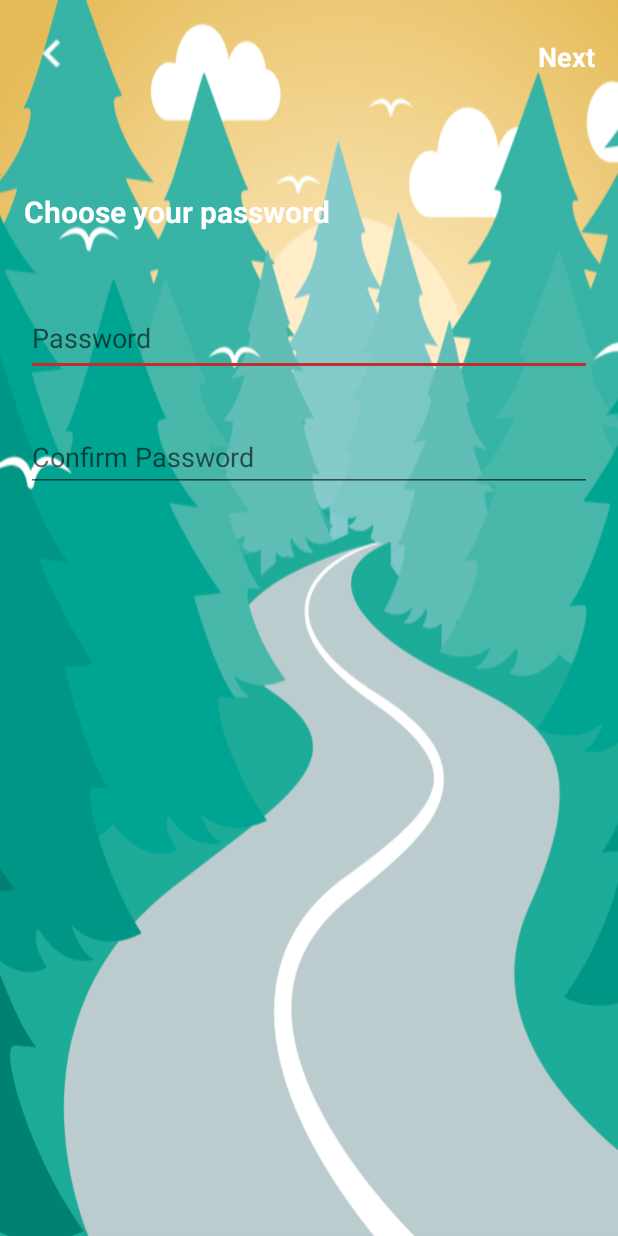
After one commit to doomcatLee/Flatart-Weather, an Android app: the layout fragment_zipcode.xml on its own in the app's theme, with its tools: preview values and no code run, on a phone screen of 412 x 824 dp. The commit adds this screen. Run offline under Robolectric (Android 15) with nearby library versions, the phone set to English and light mode, and no system bars.

```diff
--- a/app/src/main/java/com/example/guest/weatherandroid/fragment/EmailFragment.java
+++ b/app/src/main/java/com/example/guest/weatherandroid/fragment/EmailFragment.java
@@ -33,7 +33,7 @@ public class EmailFragment extends Fragment implements View.OnClickListener{
 
     private TextView mNextButton1;
     private ImageView mBackButton;
-    private EditText mEmailEditText;
+    private EditText mEmail;
 
     private static final String TAG = EmailFragment.class.getSimpleName();
 
@@ -52,14 +52,14 @@ public class EmailFragment extends Fragment implements View.OnClickListener{
         View view = inflater.inflate(R.layout.fragment_email, container, false);
         mNextButton1 = (TextView) view.findViewById(R.id.btnNext2);
         mBackButton = (ImageView) view.findViewById(R.id.btnBack);
-        mEmailEditText = ((EditText) view.findViewById(R.id.etEmail));
+        mEmail = ((EditText) view.findViewById(R.id.etEmail));
 
 
         mNextButton1.setOnClickListener(new View.OnClickListener() {
             @Override
             public void onClick(View v) {
                 if (v == mNextButton1) {
-                    addToSharedPreferences(mEmailEditText.getText().toString());
+                    addToSharedPreferences(mEmail.getText().toString());
                     Intent intent = new Intent(getActivity(), RegisterActivity.class);
                     intent.putExtra("showPasswordFragment", "1");
                     startActivity(intent);
--- /dev/null
+++ b/app/src/main/res/layout/fragment_zipcode.xml
@@ -0,0 +1,94 @@
+<?xml version="1.0" encoding="utf-8"?>
+<android.support.constraint.ConstraintLayout xmlns:android="http://schemas.android.com/apk/res/android"
+    xmlns:app="http://schemas.android.com/apk/res-auto"
+    xmlns:tools="http://schemas.android.com/tools"
+    android:layout_width="match_parent"
+    android:layout_height="match_parent"
+    android:background="@drawable/bg3"
+    tools:context="com.example.guest.weatherandroid.Activities.RegisterActivity"
+    tools:layout_editor_absoluteX="0dp"
+    tools:layout_editor_absoluteY="81dp">
+
+    <TextView
+        android:id="@+id/btnNext2"
+        android:layout_width="wrap_content"
+        android:layout_height="wrap_content"
+        android:text="Next"
+        android:textColor="@color/white"
+        android:textSize="18sp"
+        android:textStyle="bold"
+        android:layout_marginEnd="15dp"
+        tools:layout_constraintTop_creator="1"
+        tools:layout_constraintRight_creator="1"
+        app:layout_constraintRight_toRightOf="parent"
+        android:layout_marginTop="25dp"
+        app:layout_constraintTop_toTopOf="parent"
+        android:layout_marginRight="15dp" />
+
+    <TextView
+        android:id="@+id/textView5"
+        android:layout_width="wrap_content"
+        android:layout_height="wrap_content"
+        android:text="Choose your password"
+        android:textColor="@android:color/background_light"
+        android:textSize="20sp"
+        android:textStyle="bold"
+        android:layout_marginStart="16dp"
+        tools:layout_constraintTop_creator="1"
+        android:layout_marginTop="127dp"
+        tools:layout_constraintLeft_creator="1"
+        app:layout_constraintLeft_toLeftOf="parent"
+        app:layout_constraintTop_toTopOf="parent"
+        android:layout_marginLeft="16dp" />
+
+    <ImageView
+        android:id="@+id/btnBack"
+        android:layout_width="37dp"
+        android:layout_height="39dp"
+        android:layout_marginStart="16dp"
+        app:srcCompat="@drawable/ic_chevron_left_white_24dp"
+        tools:layout_constraintTop_creator="1"
+        android:layout_marginTop="16dp"
+        tools:layout_constraintLeft_creator="1"
+        app:layout_constraintLeft_toLeftOf="parent"
+        app:layout_constraintTop_toTopOf="parent"
+        android:layout_marginLeft="16dp" />
+
+    <EditText
+        android:id="@+id/etPassword"
+        android:layout_width="0dp"
+        android:layout_height="50dp"
+        android:layout_marginEnd="17dp"
+        android:layout_marginLeft="17dp"
+        android:layout_marginRight="17dp"
+        android:layout_marginStart="17dp"
+        android:layout_marginTop="46dp"
+        android:ems="10"
+        android:hint="Password"
+        android:inputType="textPassword"
+        android:textColor="@color/white"
+        app:layout_constraintLeft_toLeftOf="parent"
+        app:layout_constraintRight_toRightOf="parent"
+        app:layout_constraintTop_toBottomOf="@+id/textView5"
+        tools:layout_constraintLeft_creator="1"
+        tools:layout_constraintRight_creator="1"
+        tools:layout_constraintTop_creator="1" />
+
+    <EditText
+        android:id="@+id/etPasswordConfirm"
+        android:layout_width="0dp"
+        android:layout_height="46dp"
+        android:layout_marginTop="31dp"
+        android:ems="10"
+        android:hint="Confirm Password"
+        android:inputType="textPassword"
+        android:textColor="@color/white"
+        app:layout_constraintHorizontal_bias="0.0"
+        app:layout_constraintLeft_toLeftOf="@+id/etPassword"
+        app:layout_constraintRight_toRightOf="@+id/etPassword"
+        app:layout_constraintTop_toBottomOf="@+id/etPassword"
+        tools:layout_constraintLeft_creator="1"
+        tools:layout_constraintRight_creator="1"
+        tools:layout_constraintTop_creator="1" />
+
+</android.support.constraint.ConstraintLayout>
```
Also changed, not shown: app/src/main/java/com/example/guest/weatherandroid/fragment/ZipcodeFragment.java (added, +87 -0 lines), app/src/main/res/layout/fragment_password2.xml (deleted, +0 -13 lines).
